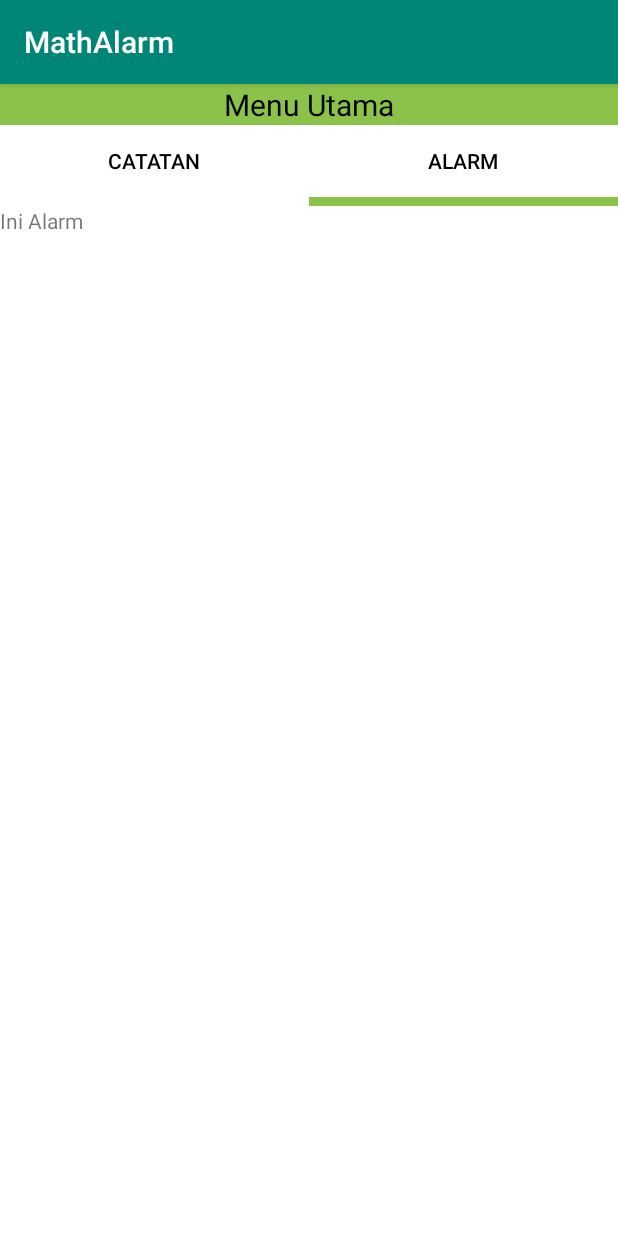
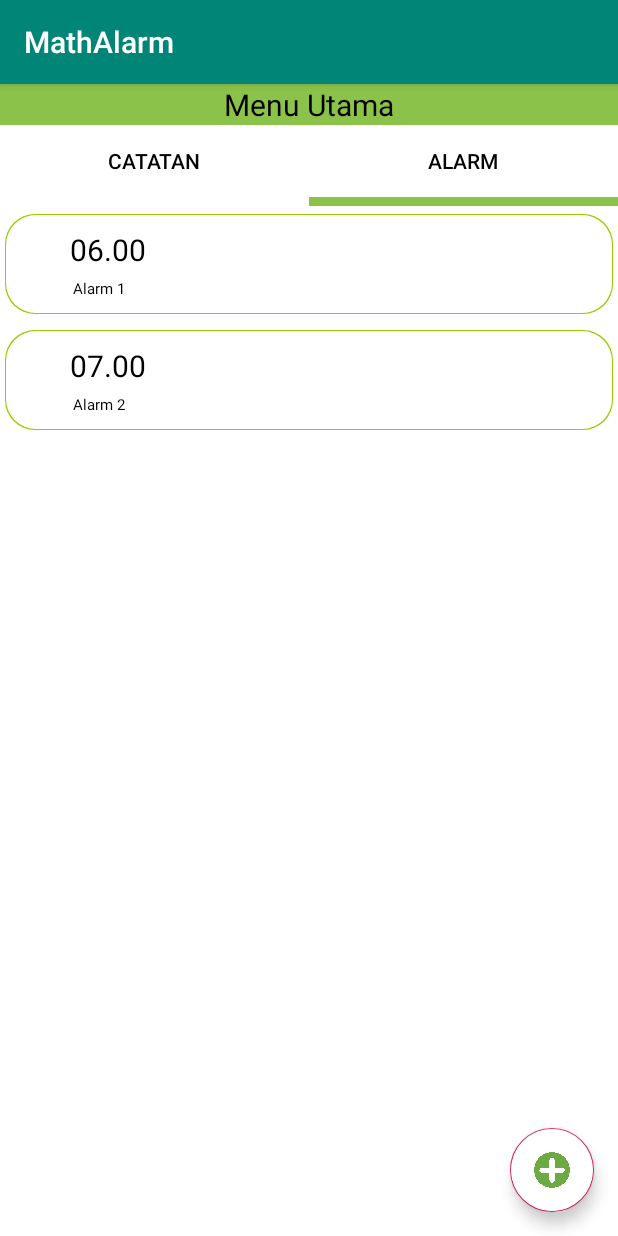
Before and after one commit to yudisputra/MathAlarm, an Android app: the MainActivity screen opened directly, with no data from a screen before it, after a tap on "ALARM", on a phone screen of 412 x 824 dp. Run offline under Robolectric (Android 15) with nearby library versions, the phone set to English and light mode, and no system bars; our stand-ins replace Firebase (no records; nobody signed in at launch, a user with empty details on screens opened directly); libraries missing offline, so code that uses them is left out: com.github.sundeepk.compactcalendarview; 5 statements that could not run were skipped.

Commit message:
Recycler Alarm Done - Putra

```diff
--- a/app/build.gradle
+++ b/app/build.gradle
@@ -30,6 +30,7 @@ dependencies {
     implementation 'com.google.firebase:firebase-auth:17.0.0'
     implementation 'com.google.firebase:firebase-database:19.2.0'
     implementation 'com.github.sundeepk:compact-calendar-view:3.0.0'
+    implementation 'com.google.android.material:material:1.0.0'
 }
 
 apply plugin: 'com.google.gms.google-services'
--- /dev/null
+++ b/app/src/main/java/com/example/mathalarm/Adapter/AlarmAdapter.java
@@ -0,0 +1,56 @@
+package com.example.mathalarm.Adapter;
+
+import android.content.Context;
+import android.view.LayoutInflater;
+import android.view.View;
+import android.view.ViewGroup;
+import android.widget.TextView;
+
+import androidx.annotation.NonNull;
+import androidx.recyclerview.widget.RecyclerView;
+
+import com.example.mathalarm.Class.Alarm;
+import com.example.mathalarm.R;
+
+import java.util.List;
+
+public class AlarmAdapter extends RecyclerView.Adapter<AlarmAdapter.MyViewHolder> {
+
+    List<Alarm> alarmList;
+
+    public AlarmAdapter(List<Alarm> alarmList) {
+        this.alarmList = alarmList;
+    }
+
+    @NonNull
+    @Override
+    public MyViewHolder onCreateViewHolder(@NonNull ViewGroup parent, int viewType) {
+        Context context = parent.getContext();
+        LayoutInflater layoutInflater = LayoutInflater.from(context);
+        View menuView = layoutInflater.inflate(R.layout.card_alarm, parent, false);
+        MyViewHolder viewHolder = new MyViewHolder(menuView);
+        return viewHolder;
+    }
+
+    @Override
+    public void onBindViewHolder(@NonNull MyViewHolder holder, int position) {
+        final Alarm alarm = alarmList.get(position);
+        holder.tvalarm.setText(alarm.getJam());
+        holder.tvsubjek.setText(alarm.getSubjek());
+    }
+
+    @Override
+    public int getItemCount() {
+        return alarmList.size();
+    }
+
+    public  class MyViewHolder extends RecyclerView.ViewHolder{
+        TextView tvsubjek,tvalarm;
+        public MyViewHolder(@NonNull View itemView) {
+            super(itemView);
+
+            tvalarm = itemView.findViewById(R.id.jamAlarm);
+            tvsubjek = itemView.findViewById(R.id.jamSubjek);
+        }
+    }
+}
--- a/app/src/main/java/com/example/mathalarm/AlarmFragment.java
+++ b/app/src/main/java/com/example/mathalarm/AlarmFragment.java
@@ -1,16 +1,42 @@
 package com.example.mathalarm;
 
 import androidx.fragment.app.Fragment;
+import androidx.recyclerview.widget.LinearLayoutManager;
+import androidx.recyclerview.widget.RecyclerView;
+
 import android.os.Bundle;
 import android.view.LayoutInflater;
 import android.view.View;
 import android.view.ViewGroup;
 
+import com.example.mathalarm.Adapter.AlarmAdapter;
+import com.example.mathalarm.Class.Alarm;
+
+import java.util.ArrayList;
+import java.util.List;
+
 public class AlarmFragment extends Fragment {
     View view;
+    RecyclerView recyclerView;
+    LinearLayoutManager layoutManager;
 
     public View onCreateView(LayoutInflater inflater, ViewGroup container, Bundle savedInstanceState) {
         view = inflater.inflate(R.layout.activity_alarm_fragment, container, false);
+
+        List<Alarm> alarmList = new ArrayList(2);
+        Alarm alarm1 = new Alarm("Alarm 1","06.00");
+        Alarm alarm2 = new Alarm("Alarm 2", "07.00");
+
+        alarmList.add(alarm1);
+        alarmList.add(alarm2);
+
+
+        recyclerView= view.findViewById(R.id.rvAlarm);
+        layoutManager = new LinearLayoutManager(view.getContext());
+        AlarmAdapter menuAdapter = new AlarmAdapter(alarmList);
+        recyclerView.setAdapter(menuAdapter);
+        recyclerView.setLayoutManager(layoutManager);
+
         return view;
     }
 }
--- /dev/null
+++ b/app/src/main/java/com/example/mathalarm/Class/Alarm.java
@@ -0,0 +1,27 @@
+package com.example.mathalarm.Class;
+
+public class Alarm {
+    private String subjek;
+    private String jam;
+
+    public Alarm(String subjek, String jam) {
+        this.subjek = subjek;
+        this.jam = jam;
+    }
+
+    public String getSubjek() {
+        return subjek;
+    }
+
+    public void setSubjek(String subjek) {
+        this.subjek = subjek;
+    }
+
+    public String getJam() {
+        return jam;
+    }
+
+    public void setJam(String jam) {
+        this.jam = jam;
+    }
+}
--- /dev/null
+++ b/app/src/main/res/drawable-v24/example_one.xml
@@ -0,0 +1,20 @@
+<?xml version="1.0" encoding="utf-8"?>
+<layer-list xmlns:android="http://schemas.android.com/apk/res/android">
+    <item>
+        <shape android:shape="rectangle">
+            <solid android:color="@android:color/holo_green_light"/>
+            <corners android:radius="20dp" />
+        </shape>
+    </item>
+
+    <item
+        android:left="1dp"
+        android:right="1dp"
+        android:top="1dp"
+        android:bottom="1dp">
+        <shape android:shape="rectangle">
+            <solid android:color="@android:color/white"/>
+            <corners android:radius="20dp" />
+        </shape>
+    </item>
+</layer-list>
--- a/app/src/main/res/layout/activity_alarm_fragment.xml
+++ b/app/src/main/res/layout/activity_alarm_fragment.xml
@@ -1,14 +1,36 @@
 <?xml version="1.0" encoding="utf-8"?>
-<androidx.constraintlayout.widget.ConstraintLayout xmlns:android="http://schemas.android.com/apk/res/android"
+<RelativeLayout xmlns:android="http://schemas.android.com/apk/res/android"
     xmlns:app="http://schemas.android.com/apk/res-auto"
     xmlns:tools="http://schemas.android.com/tools"
     android:layout_width="match_parent"
     android:layout_height="match_parent"
+    android:orientation="vertical"
     tools:context=".AlarmFragment">
 
-    <TextView
-        android:id="@+id/textView"
+
+    <com.google.android.material.floatingactionbutton.FloatingActionButton
+        android:id="@+id/btnTambahAlarm"
         android:layout_width="wrap_content"
         android:layout_height="wrap_content"
-        android:text="Ini Alarm" />
-</androidx.constraintlayout.widget.ConstraintLayout>
+        android:layout_alignParentEnd="true"
+        android:layout_alignParentRight="true"
+        android:layout_alignParentBottom="true"
+        android:layout_gravity="end|bottom"
+        android:layout_margin="16dp"
+        android:backgroundTint="@color/putihtulang"
+        android:src="@drawable/plusbutton"
+        />
+
+
+    <androidx.recyclerview.widget.RecyclerView
+        android:id="@+id/rvAlarm"
+        android:layout_width="match_parent"
+        android:layout_height="451dp"
+        android:layout_weight="1"
+        android:paddingLeft="3dp"
+        android:paddingRight="3dp"
+        android:scrollbarStyle="outsideOverlay"
+        android:scrollbars="vertical" />
+
+
+</RelativeLayout>
--- /dev/null
+++ b/app/src/main/res/layout/card_alarm.xml
@@ -0,0 +1,39 @@
+<?xml version="1.0" encoding="utf-8"?>
+<androidx.constraintlayout.widget.ConstraintLayout xmlns:android="http://schemas.android.com/apk/res/android"
+    android:layout_width="match_parent"
+    android:layout_height="wrap_content"
+    xmlns:app="http://schemas.android.com/apk/res-auto"
+    android:background="@drawable/example_one"
+    android:padding="10dp"
+    android:layout_marginTop="5dp"
+    android:layout_marginBottom="5dp">
+
+
+    <TextView
+        android:id="@+id/jamAlarm"
+        android:layout_width="wrap_content"
+        android:layout_height="wrap_content"
+        app:layout_constraintTop_toTopOf="parent"
+        app:layout_constraintLeft_toLeftOf="parent"
+        app:layout_constraintRight_toRightOf="parent"
+        app:layout_constraintHorizontal_bias="0.1"
+        android:text="Alarm Jam"
+        android:textSize="20dp"
+        android:textColor="@color/black"
+        />
+
+    <TextView
+        android:id="@+id/jamSubjek"
+        android:layout_width="wrap_content"
+        android:layout_height="wrap_content"
+        app:layout_constraintTop_toBottomOf="@id/jamAlarm"
+        app:layout_constraintLeft_toLeftOf="parent"
+        app:layout_constraintRight_toRightOf="parent"
+        app:layout_constraintHorizontal_bias="0.1"
+        android:layout_marginTop="5dp"
+        android:text="Subjek Alarm"
+        android:textSize="10dp"
+        android:textColor="@color/black"
+        />
+
+</androidx.constraintlayout.widget.ConstraintLayout>
```
